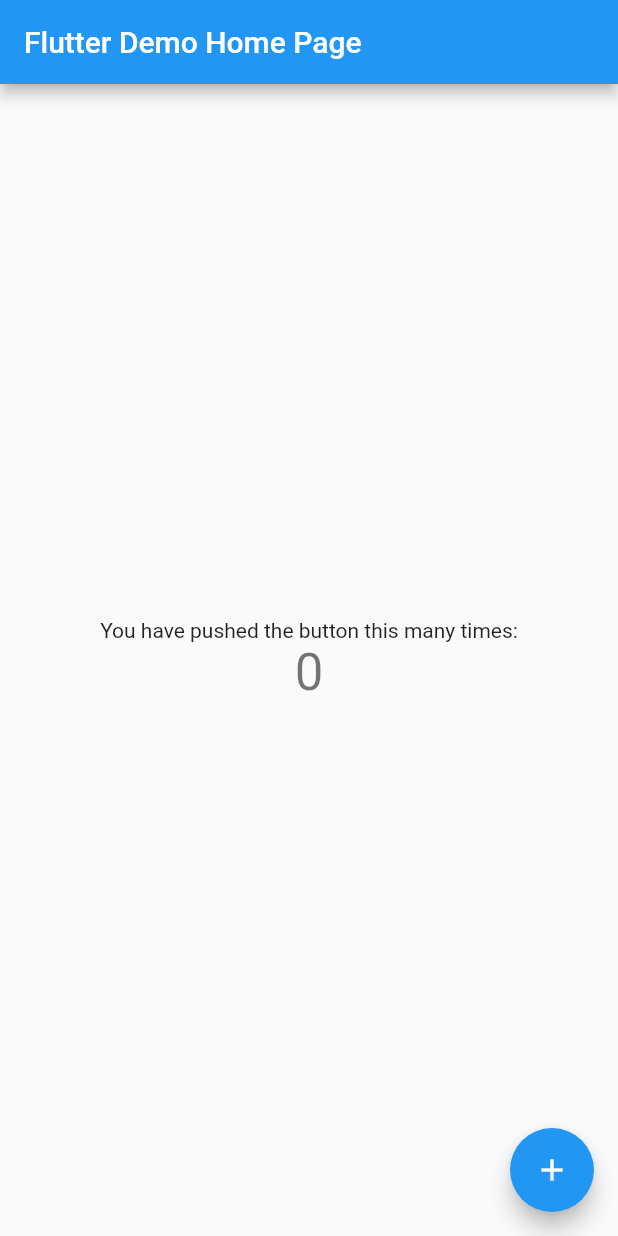
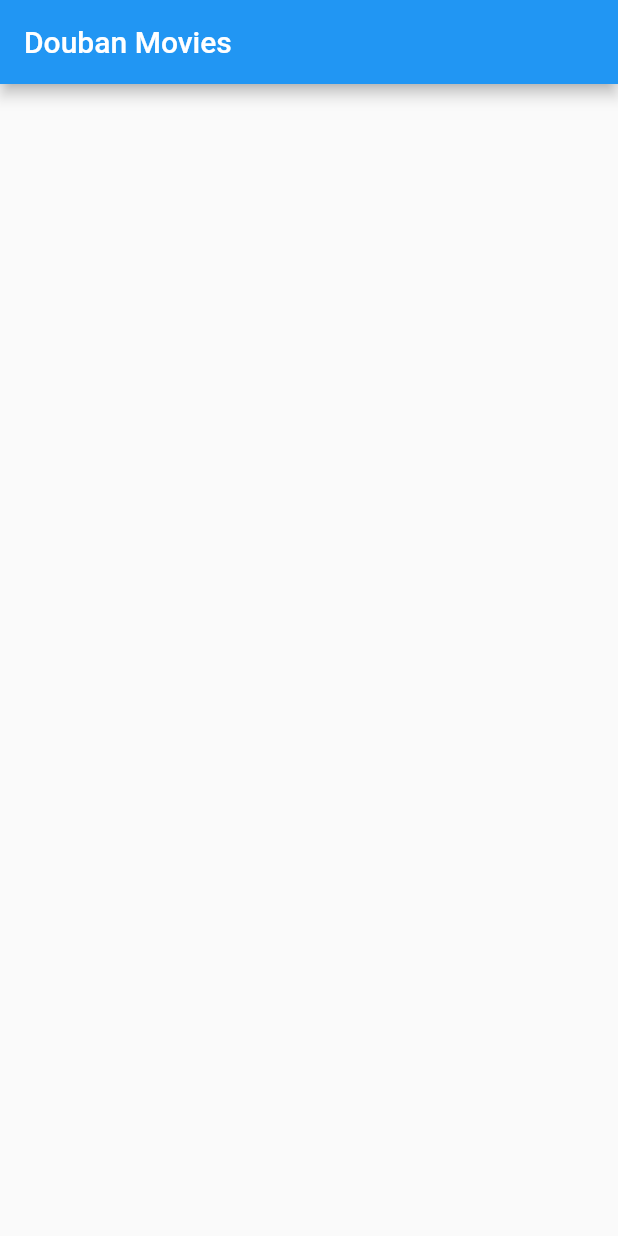
Before and after one commit to liminsheng/flutter_video, a Flutter app: the screen it shows after launch, on a phone screen of 412 x 824 dp. Run offline on Flutter 3.47's test engine with Material 2 defaults, Android fonts, the phone set to English and light mode, and no system bars; our stand-ins replace dio, shared_preferences; generated files the repository leaves out were written again.

Commit message:
共享状态完成，支持国际化

```diff
--- /dev/null
+++ b/lib/l10n/localization_intl.dart
@@ -0,0 +1,37 @@
+import 'package:flutter/material.dart';
+import 'package:flutter_video/l10n/messages_all.dart';
+import 'package:intl/intl.dart';
+
+class MyLocalizations {
+  static Future<MyLocalizations> load(Locale locale) {
+    final String name =
+        locale.countryCode.isEmpty ? locale.languageCode : locale.toString();
+    final String localeName = Intl.canonicalizedLocale(name);
+    return initializeMessages(localeName).then((b) {
+      Intl.defaultLocale = localeName;
+      return new MyLocalizations();
+    });
+  }
+
+  static MyLocalizations of(BuildContext context) {
+    return Localizations.of(context, MyLocalizations);
+  }
+
+  String get title => Intl.message('Douban Movies',
+      name: 'title', desc: 'Title for the application');
+}
+
+class MyLocalizationsDelegate extends LocalizationsDelegate<MyLocalizations> {
+  @override
+  bool isSupported(Locale locale) {
+    return ['en', 'zh'].contains(locale.languageCode);
+  }
+
+  @override
+  Future<MyLocalizations> load(Locale locale) {
+    return MyLocalizations.load(locale);
+  }
+
+  @override
+  bool shouldReload(covariant LocalizationsDelegate old) => false;
+}
--- a/lib/main.dart
+++ b/lib/main.dart
@@ -1,7 +1,11 @@
 import 'package:flutter/material.dart';
-import 'package:flutter_video/common/NetRequest.dart';
+import 'package:flutter_localizations/flutter_localizations.dart';
 import 'package:flutter_video/common/global.dart';
-import 'package:flutter_video/models/index.dart';
+import 'package:flutter_video/l10n/localization_intl.dart';
+import 'package:flutter_video/routes/home_route.dart';
+import 'package:flutter_video/states/locale_model.dart';
+import 'package:flutter_video/states/theme_model.dart';
+import 'package:provider/provider.dart';
 
 void main() {
   WidgetsFlutterBinding.ensureInitialized();
@@ -9,113 +13,49 @@ void main() {
 }
 
 class MyApp extends StatelessWidget {
-  // This widget is the root of your application.
   @override
   Widget build(BuildContext context) {
-    return MaterialApp(
-      title: 'Flutter Demo',
-      theme: ThemeData(
-        // This is the theme of your application.
-        //
-        // Try running your application with "flutter run". You'll see the
-        // application has a blue toolbar. Then, without quitting the app, try
-        // changing the primarySwatch below to Colors.green and then invoke
-        // "hot reload" (press "r" in the console where you ran "flutter run",
-        // or simply save your changes to "hot reload" in a Flutter IDE).
-        // Notice that the counter didn't reset back to zero; the application
-        // is not restarted.
-        primarySwatch: Colors.blue,
-        // This makes the visual density adapt to the platform that you run
-        // the app on. For desktop platforms, the controls will be smaller and
-        // closer together (more dense) than on mobile platforms.
-        visualDensity: VisualDensity.adaptivePlatformDensity,
+    return MultiProvider(
+      providers: [
+        ChangeNotifierProvider.value(value: ThemeModel()),
+        ChangeNotifierProvider.value(value: LocaleModel()),
+      ],
+      child: Consumer2<ThemeModel, LocaleModel>(
+        builder: (BuildContext context, ThemeModel themeModel,
+            LocaleModel localeModel, Widget child) {
+          return MaterialApp(
+            theme: ThemeData(primarySwatch: themeModel.theme),
+            onGenerateTitle: (context) {
+              return MyLocalizations.of(context).title;
+            },
+            locale: localeModel.getLocale(),
+            supportedLocales: [
+              Locale('en', 'US'),
+              Locale('zh', 'CN'),
+            ],
+            localizationsDelegates: [
+              GlobalMaterialLocalizations.delegate,
+              GlobalWidgetsLocalizations.delegate,
+              MyLocalizationsDelegate()
+            ],
+            localeResolutionCallback:
+                (Locale _locale, Iterable<Locale> supportedLocales) {
+              if (localeModel.getLocale() != null) {
+                return localeModel.getLocale();
+              } else {
+                Locale locale;
+                if (supportedLocales.contains(_locale)) {
+                  locale = _locale;
+                } else {
+                  locale = Locale('zh', 'CN');
+                }
+                return locale;
+              }
+            },
+            home: HomeRoute(),
+          );
+        },
       ),
-      home: MyHomePage(title: 'Flutter Demo Home Page'),
     );
   }
 }
-
-class MyHomePage extends StatefulWidget {
-  MyHomePage({Key key, this.title}) : super(key: key);
-
-  // This widget is the home page of your application. It is stateful, meaning
-  // that it has a State object (defined below) that contains fields that affect
-  // how it looks.
-
-  // This class is the configuration for the state. It holds the values (in this
-  // case the title) provided by the parent (in this case the App widget) and
-  // used by the build method of the State. Fields in a Widget subclass are
-  // always marked "final".
-
-  final String title;
-
-  @override
-  _MyHomePageState createState() => _MyHomePageState();
-}
-
-class _MyHomePageState extends State<MyHomePage> {
-  int _counter = 0;
-
-  void _incrementCounter() {
-    setState(() {
-      // This call to setState tells the Flutter framework that something has
-      // changed in this State, which causes it to rerun the build method below
-      // so that the display can reflect the updated values. If we changed
-      // _counter without calling setState(), then the build method would not be
-      // called again, and so nothing would appear to happen.
-      _counter++;
-    });
-  }
-
-  @override
-  Widget build(BuildContext context) {
-    // This method is rerun every time setState is called, for instance as done
-    // by the _incrementCounter method above.
-    //
-    // The Flutter framework has been optimized to make rerunning build methods
-    // fast, so that you can just rebuild anything that needs updating rather
-    // than having to individually change instances of widgets.
-    return Scaffold(
-      appBar: AppBar(
-        // Here we take the value from the MyHomePage object that was created by
-        // the App.build method, and use it to set our appbar title.
-        title: Text(widget.title),
-      ),
-      body: Center(
-        // Center is a layout widget. It takes a single child and positions it
-        // in the middle of the parent.
-        child: Column(
-          // Column is also a layout widget. It takes a list of children and
-          // arranges them vertically. By default, it sizes itself to fit its
-          // children horizontally, and tries to be as tall as its parent.
-          //
-          // Invoke "debug painting" (press "p" in the console, choose the
-          // "Toggle Debug Paint" action from the Flutter Inspector in Android
-          // Studio, or the "Toggle Debug Paint" command in Visual Studio Code)
-          // to see the wireframe for each widget.
-          //
-          // Column has various properties to control how it sizes itself and
-          // how it positions its children. Here we use mainAxisAlignment to
-          // center the children vertically; the main axis here is the vertical
-          // axis because Columns are vertical (the cross axis would be
-          // horizontal).
-          mainAxisAlignment: MainAxisAlignment.center,
-          children: <Widget>[
-            Text(
-              'You have pushed the button this many times:',
-            ),
-            Text(
-              '$_counter',
-              style: Theme.of(context).textTheme.headline4,
-            ),
-          ],
-        ),
-      ),
-      floatingActionButton: FloatingActionButton(
-        onPressed: _incrementCounter,
-        tooltip: 'Increment',
-        child: Icon(Icons.add),
-      ), // This trailing comma makes auto-formatting nicer for build methods.
-    );
-  }
-}
--- /dev/null
+++ b/lib/routes/home_route.dart
@@ -0,0 +1,13 @@
+import 'package:flutter/material.dart';
+import 'package:flutter_video/l10n/localization_intl.dart';
+
+class HomeRoute extends StatelessWidget {
+  @override
+  Widget build(BuildContext context) {
+    return Scaffold(
+      appBar: AppBar(
+        title: Text((MyLocalizations.of(context).title)),
+      ),
+    );
+  }
+}
--- /dev/null
+++ b/lib/states/locale_model.dart
@@ -0,0 +1,19 @@
+import 'package:flutter/material.dart';
+import 'package:flutter_video/states/profile_change_notifier.dart';
+
+class LocaleModel extends ProfileChangeNotifier {
+  Locale getLocale() {
+    if (profile.locale == null) return null;
+    var t = profile.locale.split(',');
+    return Locale(t[0], t[1]);
+  }
+
+  String get locale => profile.locale;
+
+  set locale(String locale) {
+    if (locale != profile.locale) {
+      profile.locale = locale;
+      notifyListeners();
+    }
+  }
+}
--- /dev/null
+++ b/lib/states/profile_change_notifier.dart
@@ -0,0 +1,13 @@
+import 'package:flutter/material.dart';
+import 'package:flutter_video/common/global.dart';
+import 'package:flutter_video/models/profile.dart';
+
+class ProfileChangeNotifier extends ChangeNotifier {
+  Profile get profile => Global.profile;
+
+  @override
+  void notifyListeners() {
+    Global.saveProfile();
+    super.notifyListeners();
+  }
+}
--- /dev/null
+++ b/lib/states/theme_model.dart
@@ -0,0 +1,16 @@
+import 'package:flutter/material.dart';
+import 'package:flutter_video/common/global.dart';
+import 'package:flutter_video/states/profile_change_notifier.dart';
+
+class ThemeModel extends ProfileChangeNotifier {
+  ColorSwatch get theme =>
+      Global.themes.firstWhere((element) => element.value == profile.theme,
+          orElse: () => Colors.blue);
+
+  set theme(ColorSwatch color) {
+    if (color != theme) {
+      profile.theme = color[500].value;
+      notifyListeners();
+    }
+  }
+}
```
Also changed, not shown: l10n-arb/intl_messages.arb (added, +9 -0 lines), l10n-arb/intl_zh_CN.arb (added, +9 -0 lines), lib/l10n/messages_all.dart (added, +67 -0 lines), lib/l10n/messages_messages.dart (added, +26 -0 lines), lib/l10n/messages_zh_CN.dart (added, +26 -0 lines), 1 other file.
